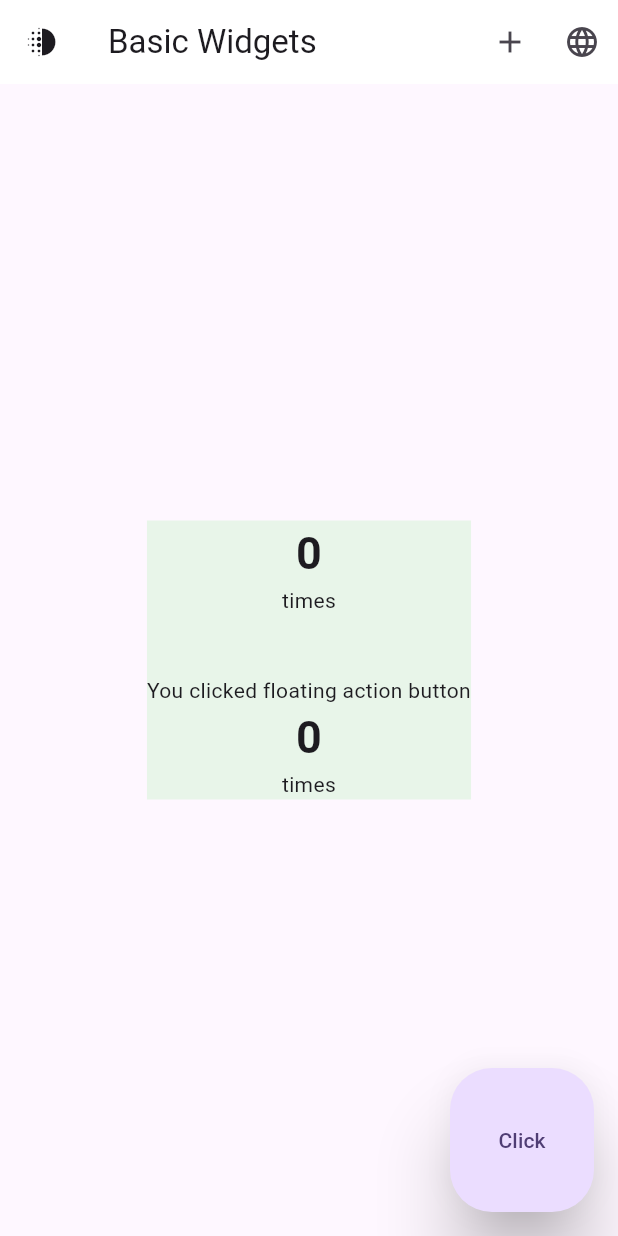
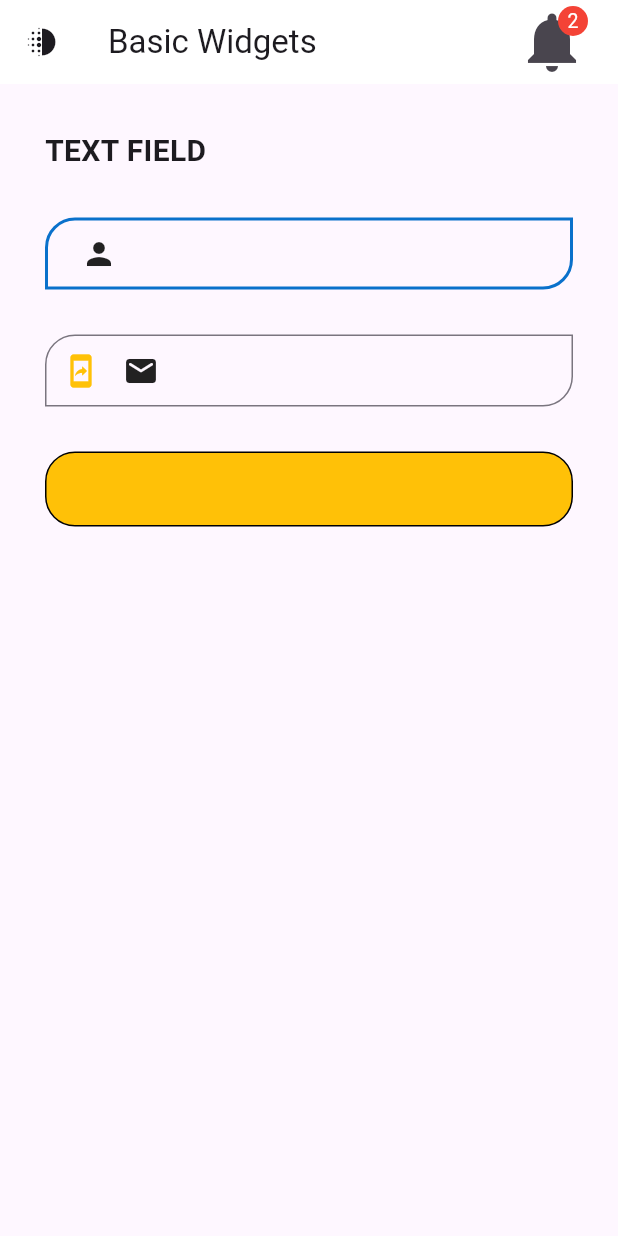
Before and after one commit to MdFarhanRaja/flutter_tutorials, a Flutter app: the screen it shows after launch, on a phone screen of 412 x 824 dp. Run offline on Flutter 3.47's test engine with Material 3 defaults, Android fonts, the phone set to English and light mode, and no system bars.

Commit message:
Stack & TextView

```diff
--- a/lib/home_page.dart
+++ b/lib/home_page.dart
@@ -1,6 +1,8 @@
 import 'dart:developer';
 
+import 'package:flutter/cupertino.dart';
 import 'package:flutter/material.dart';
+import 'package:flutter/widgets.dart';
 
 class HomePage extends StatefulWidget {
   const HomePage({super.key});
@@ -17,62 +19,102 @@ class _HomePageState extends State<HomePage> {
     log('build......');
     return Scaffold(
         appBar: AppBar(
-        title: Text('Basic Widgets'),
+          title: const Text('Basic Widgets'),
           centerTitle: false,
-        leading: Icon(Icons.deblur),
+          leading: const Icon(Icons.deblur),
           backgroundColor: Colors.white,
           actions: [
-          IconButton(
-              onPressed: () {
-                count++;
-                log('$count');
-                setState(() {});
-              },
-              icon: Icon(Icons.add)),
-          IconButton(onPressed: () {}, icon: Icon(Icons.language))
+            Stack(
+              alignment: Alignment.topRight,
+              children: [
+                const Icon(
+                  Icons.notifications,
+                  size: 48,
+                ),
+                Container(
+                  height: 20,
+                  width: 20,
+                  alignment: Alignment.center,
+                  decoration: const BoxDecoration(
+                      color: Colors.red,
+                      borderRadius: BorderRadius.all(Radius.circular(50))),
+                  child: const Text(
+                    '2',
+                    style: TextStyle(color: Colors.white, fontSize: 13),
+                  ),
+                )
               ],
             ),
-      body: Center(
-          child: Container(
-              color: Colors.green[50],
+            const SizedBox(
+              width: 20,
+            )
+          ],
+        ),
+        body: Padding(
+            padding: const EdgeInsets.all(30),
             child: Column(
-                mainAxisSize: MainAxisSize.min,
-                crossAxisAlignment: CrossAxisAlignment.center,
+              crossAxisAlignment: CrossAxisAlignment.start,
               children: [
                 Text(
-                    '$count',
-                    style: TextStyle(fontWeight: FontWeight.bold, fontSize: 30),
-                    textAlign: TextAlign.center,
+                  'Text Field'.toUpperCase(),
+                  style: const TextStyle(
+                      fontWeight: FontWeight.bold, fontSize: 20),
                 ),
-                  Text(
-                    'times',
+                const SizedBox(
+                  height: 30,
                 ),
-                  SizedBox(
-                    height: 40,
+                const TextField(
+                  decoration: InputDecoration(
+                      contentPadding: EdgeInsets.symmetric(horizontal: 20),
+                      focusedBorder: OutlineInputBorder(
+                          borderRadius: BorderRadius.only(
+                              topLeft: Radius.circular(20),
+                              bottomRight: Radius.circular(20)),
+                          borderSide: BorderSide(
+                              color: Color.fromARGB(255, 3, 138, 52))),
+                      enabledBorder: OutlineInputBorder(
+                          borderRadius: BorderRadius.only(
+                              topLeft: Radius.circular(20),
+                              bottomRight: Radius.circular(20)),
+                          borderSide: BorderSide(
+                              width: 2,
+                              color: Color.fromARGB(255, 10, 113, 203))),
+                      label: Icon(Icons.person),
+                      hintText: 'Enter Name',
+                      hintStyle: TextStyle(
+                          fontWeight: FontWeight.bold, color: Colors.red)),
                 ),
-                  Text.rich(
-                    TextSpan(children: [
-                      TextSpan(text: 'You clicked floating action button\n'),
-                      TextSpan(
-                        text: '$count',
-                        style: TextStyle(
-                            fontWeight: FontWeight.bold, fontSize: 30),
+                const SizedBox(height: 30),
+                const TextField(
+                    decoration: InputDecoration(
+                  prefixText: '+91 | ',
+                  prefixIcon: Icon(
+                    Icons.mobile_screen_share_rounded,
+                    color: Colors.amber,
                   ),
-                      TextSpan(text: '\ntimes')
-                    ]),
-                    textAlign: TextAlign.center,
-                  )
+                  contentPadding: EdgeInsets.symmetric(horizontal: 20),
+                  border: OutlineInputBorder(
+                      borderRadius: BorderRadius.only(
+                          topLeft: Radius.circular(20),
+                          bottomRight: Radius.circular(20)),
+                      borderSide:
+                          BorderSide(color: Color.fromARGB(255, 10, 113, 203))),
+                  label: Icon(Icons.email_rounded),
+                  floatingLabelBehavior: FloatingLabelBehavior.never,
+                )),
+                const SizedBox(height: 30),
+                Container(
+                    decoration: BoxDecoration(
+                      color: Colors.amber,
+                      border: Border.all(),
+                      borderRadius: BorderRadius.all(Radius.circular(20)),
+                    ),
+                    child: const TextField(
+                        decoration: InputDecoration(
+                            contentPadding:
+                                EdgeInsets.symmetric(horizontal: 20),
+                            border: InputBorder.none)))
               ],
-              ))),
-      floatingActionButton: FloatingActionButton.large(
-          onPressed: () {
-            count++;
-            log('$count');
-            setState(() {});
-          },
-          elevation: 20,
-          tooltip: 'Click Me',
-          child: Text('Click')),
-    );
+            )));
   }
 }
```
Lines whose indentation alone changed are shown as unchanged.
